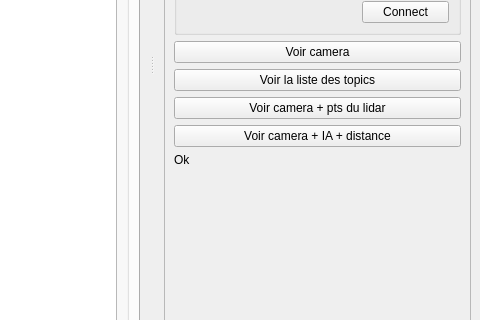
Qt form catkin_ws_pc/src/boule_de_cristal/ui/main_window.ui (INSA-GEI/geiflix) before a commit; both pictures show x 464 to 944 and y 287 to 607 of the 944 by 704 pixel window.
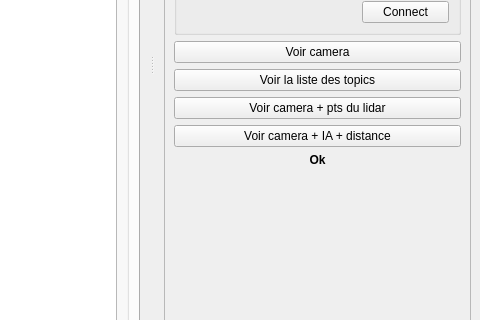
The same form after that commit. Icons and pictures are not drawn.

```diff
--- a/catkin_ws_pc/src/boule_de_cristal/ui/main_window.ui
+++ b/catkin_ws_pc/src/boule_de_cristal/ui/main_window.ui
@@ -283,10 +283,19 @@
          </widget>
         </item>
         <item>
-         <widget class="QLabel" name="label_4">
+         <widget class="QLabel" name="labelAlerte">
+          <property name="font">
+           <font>
+            <weight>75</weight>
+            <bold>true</bold>
+           </font>
+          </property>
           <property name="text">
            <string>Ok</string>
           </property>
+          <property name="alignment">
+           <set>Qt::AlignCenter</set>
+          </property>
          </widget>
         </item>
         <item>
```
